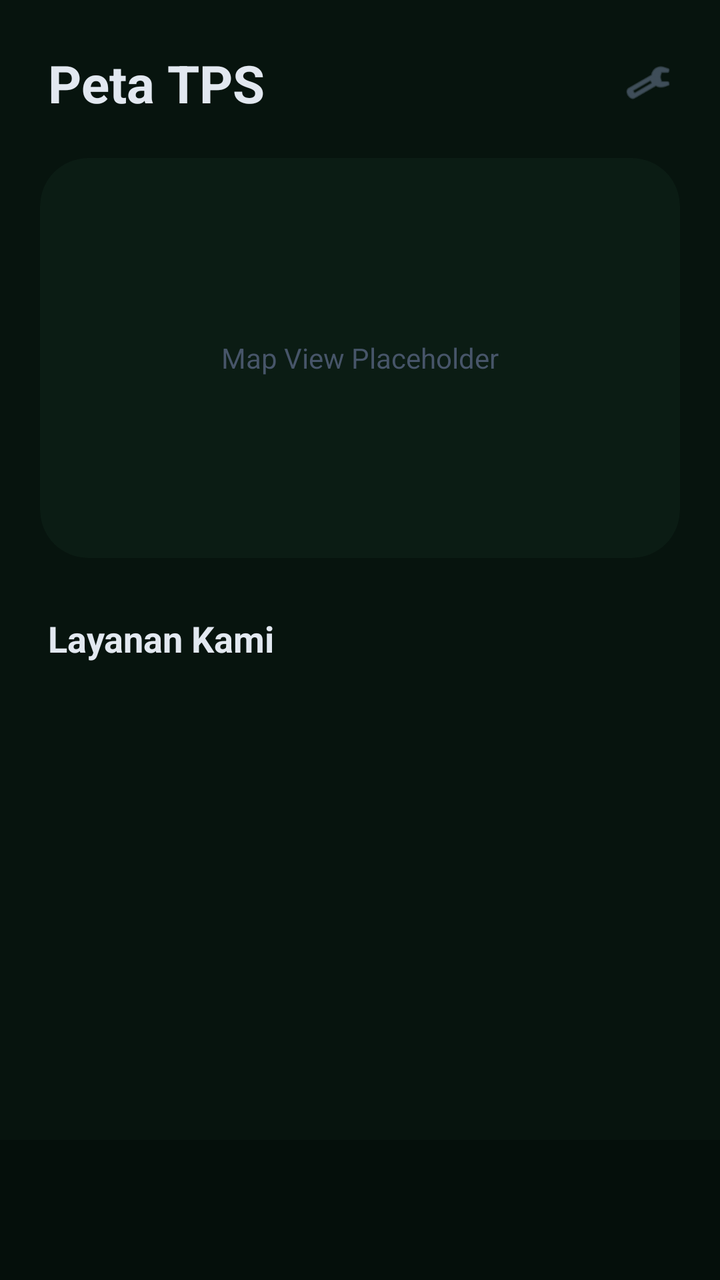
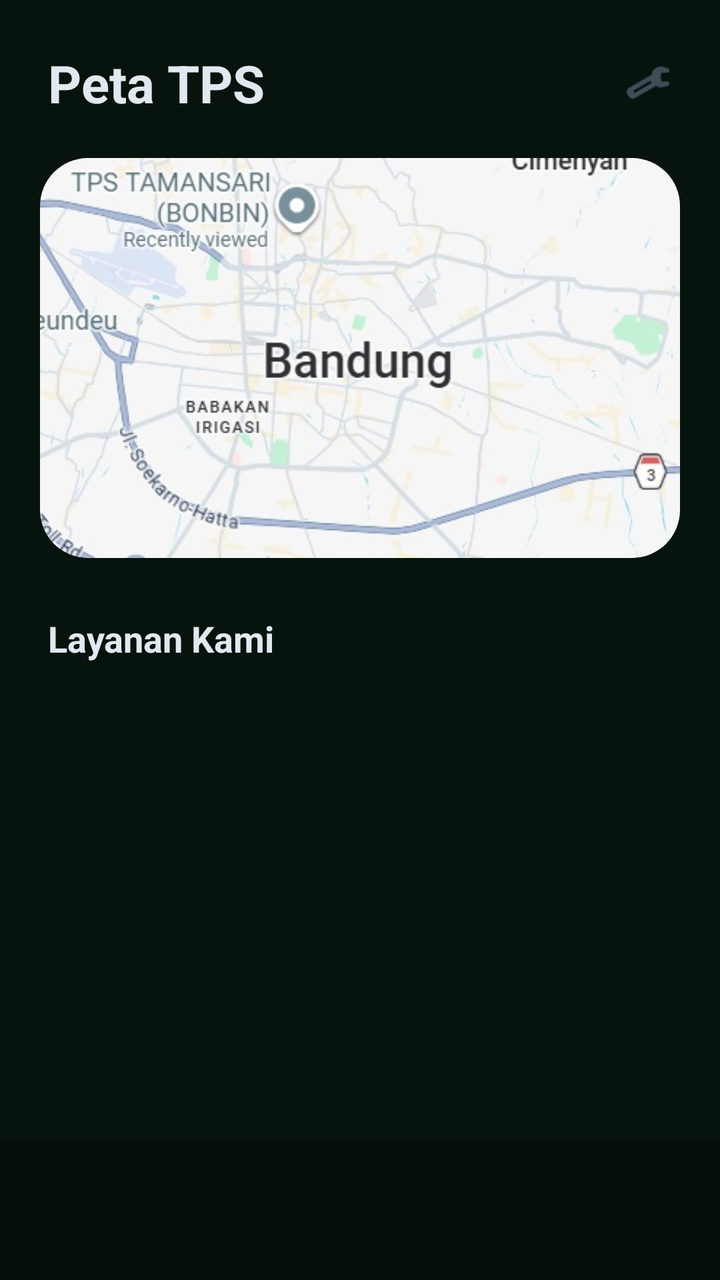

Compare the two renders of this Android layout. The source of the first and the diff that turns it into the second are given below.
<!-- AndroidManifest.xml: application theme Theme.EcoSort -->
<!-- res/layout/activity_tps.xml -->
<?xml version="1.0" encoding="utf-8"?>
<androidx.coordinatorlayout.widget.CoordinatorLayout xmlns:android="http://schemas.android.com/apk/res/android"
    xmlns:app="http://schemas.android.com/apk/res-auto"
    android:id="@+id/main"
    android:layout_width="match_parent"
    android:layout_height="match_parent"
    android:background="#07140E">

    <androidx.core.widget.NestedScrollView
        android:layout_width="match_parent"
        android:layout_height="match_parent"
        android:paddingBottom="70dp"
        android:clipToPadding="false">

        <LinearLayout
            android:layout_width="match_parent"
            android:layout_height="wrap_content"
            android:orientation="vertical">

            <LinearLayout
                android:layout_width="match_parent"
                android:layout_height="wrap_content"
                android:orientation="horizontal"
                android:paddingHorizontal="24dp"
                android:paddingTop="24dp"
                android:paddingBottom="12dp"
                android:gravity="center_vertical">

                <TextView
                    android:layout_width="0dp"
                    android:layout_height="wrap_content"
                    android:layout_weight="1"
                    android:text="Peta TPS"
                    android:textSize="26sp"
                    android:textStyle="bold"
                    android:textColor="#E2E8F0" />

                <ImageView
                    android:layout_width="24dp"
                    android:layout_height="24dp"
                    android:src="@android:drawable/ic_menu_preferences"
                    app:tint="#64748B" />
            </LinearLayout>

            <androidx.cardview.widget.CardView
                android:layout_width="match_parent"
                android:layout_height="200dp"
                android:layout_marginHorizontal="20dp"
                android:layout_marginVertical="8dp"
                app:cardCornerRadius="24dp"
                app:cardElevation="0dp"
                app:cardBackgroundColor="#0B1C14">

                <FrameLayout
                    android:layout_width="match_parent"
                    android:layout_height="match_parent">
                    <TextView
                        android:layout_width="wrap_content"
                        android:layout_height="wrap_content"
                        android:text="Map View Placeholder"
                        android:textColor="#475569"
                        android:layout_gravity="center" />
                </FrameLayout>
            </androidx.cardview.widget.CardView>

            <TextView
                android:layout_width="wrap_content"
                android:layout_height="wrap_content"
                android:layout_marginHorizontal="24dp"
                android:layout_marginTop="20dp"
                android:layout_marginBottom="12dp"
                android:text="Layanan Kami"
                android:textColor="#E2E8F0"
                android:textSize="18sp"
                android:textStyle="bold" />

            <androidx.recyclerview.widget.RecyclerView
                android:id="@+id/rvTps"
                android:layout_width="match_parent"
                android:layout_height="wrap_content"
                android:paddingHorizontal="16dp"
                android:nestedScrollingEnabled="false"
                android:scrollbars="none" />

        </LinearLayout>
    </androidx.core.widget.NestedScrollView>

    <com.google.android.material.bottomnavigation.BottomNavigationView
        android:layout_width="match_parent"
        android:layout_height="70dp"
        android:layout_gravity="bottom"
        android:background="#050F0B"
        app:itemIconTint="#475569"
        app:itemTextColor="#475569" />

</androidx.coordinatorlayout.widget.CoordinatorLayout>
<!-- resources referenced by this layout -->
<resources>
  <style name="Theme.EcoSort" parent="Base.Theme.EcoSort" />
  <style name="Base.Theme.EcoSort" parent="Theme.MaterialComponents.DayNight.NoActionBar">
          <item name="colorPrimary">#34D399</item>
          <item name="android:windowBackground">#07140E</item>
          <item name="colorSecondaryContainer">#113C24</item>
          <item name="colorOnSecondaryContainer">#34D399</item>
      </style>
</resources>

<!-- the commit's change to res/layout/activity_tps.xml (unified diff, before → after) -->
@@ -51,16 +51,12 @@
                 app:cardElevation="0dp"
                 app:cardBackgroundColor="#0B1C14">
 
-                <FrameLayout
+                <ImageView
                     android:layout_width="match_parent"
-                    android:layout_height="match_parent">
-                    <TextView
-                        android:layout_width="wrap_content"
-                        android:layout_height="wrap_content"
-                        android:text="Map View Placeholder"
-                        android:textColor="#475569"
-                        android:layout_gravity="center" />
-                </FrameLayout>
+                    android:layout_height="match_parent"
+                    android:src="@drawable/img_maps"
+                    android:scaleType="centerCrop" />
+
             </androidx.cardview.widget.CardView>
 
             <TextView
<!-- resource entries referenced after the edit -->
@@ -1,5 +1,6 @@
 <!-- resources referenced by this layout -->
 <resources>
+  <!-- drawable img_maps: jpeg bitmap (drawable, 41404 bytes) -->
   <style name="Theme.EcoSort" parent="Base.Theme.EcoSort" />
   <style name="Base.Theme.EcoSort" parent="Theme.MaterialComponents.DayNight.NoActionBar">
           <item name="colorPrimary">#34D399</item>
